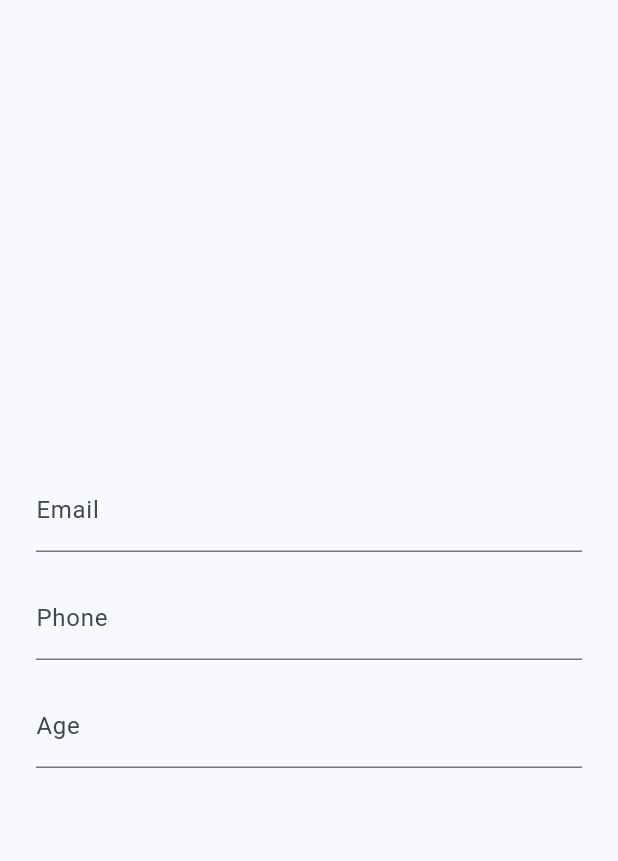
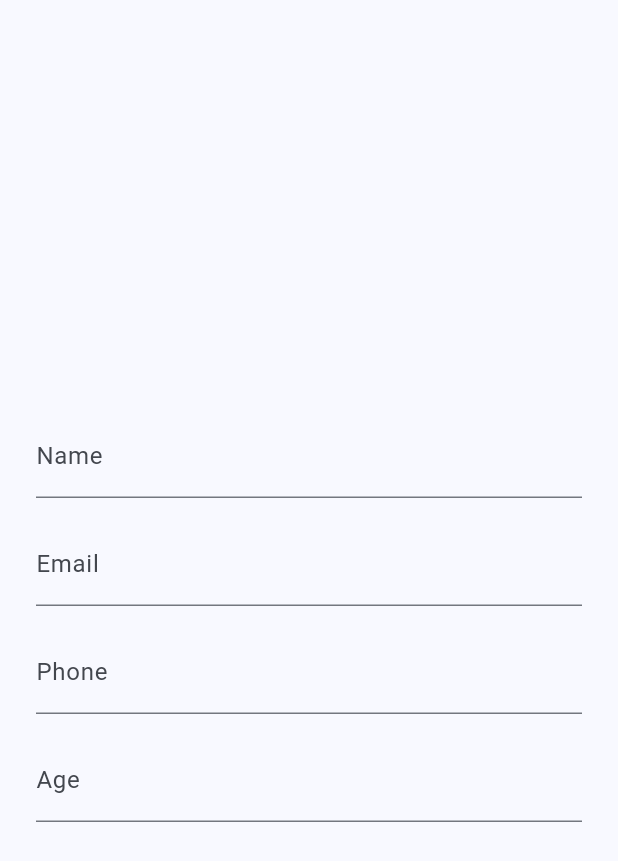
Before and after one commit to TheFlutterSensei/UI-Engineering, a Flutter app: the screen it shows after launch, on a phone screen of 412 x 824 dp. Shown: the top 861 px of the screen. Run offline on Flutter 3.47's test engine with Material 3 defaults, Android fonts, the phone set to English and light mode, and no system bars.

Commit message:
Completed 02.12

```diff
--- a/lib/screens/home_screen.dart
+++ b/lib/screens/home_screen.dart
@@ -11,6 +11,13 @@ class HomeScreen extends StatefulWidget {
 
 class _HomeScreenState extends State<HomeScreen> {
   final _formKey = GlobalKey<FormState>();
+  final _nameFocus = FocusNode();
+
+  @override
+  void dispose() {
+    _nameFocus.dispose();
+    super.dispose();
+  }
 
   @override
   Widget build(BuildContext context) {
@@ -23,13 +30,24 @@ class _HomeScreenState extends State<HomeScreen> {
             mainAxisAlignment: MainAxisAlignment.center,
             children: [
               TextFormField(
+                keyboardType: TextInputType.text,
+                textInputAction: TextInputAction.next,
+                decoration: const InputDecoration(labelText: 'Name'),
+                validator: (value) {
+                  return Validators.checkRequired(value, 'Name');
+                },
+              ),
+              SizedBox(height: Spacing.md),
+              TextFormField(
                 keyboardType: TextInputType.emailAddress,
+                textInputAction: TextInputAction.next,
                 decoration: const InputDecoration(labelText: 'Email'),
                 validator: Validators.checkEmail,
               ),
               SizedBox(height: Spacing.md),
               TextFormField(
                 keyboardType: TextInputType.phone,
+                textInputAction: TextInputAction.next,
                 decoration: const InputDecoration(labelText: 'Phone'),
                 validator: (value) {
                   return Validators.checkRequired(value, 'Phone Number');
@@ -38,6 +56,7 @@ class _HomeScreenState extends State<HomeScreen> {
               SizedBox(height: Spacing.md),
               TextFormField(
                 keyboardType: TextInputType.number,
+                textInputAction: TextInputAction.done,
                 decoration: const InputDecoration(labelText: 'Age'),
                 validator: (value) {
                   return Validators.checkRequired(value, 'Age');
```
